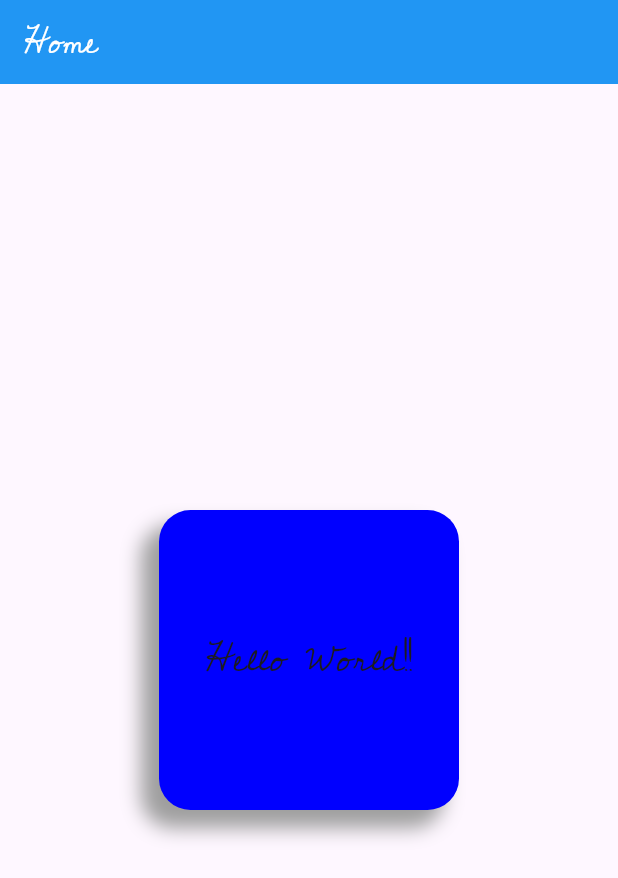
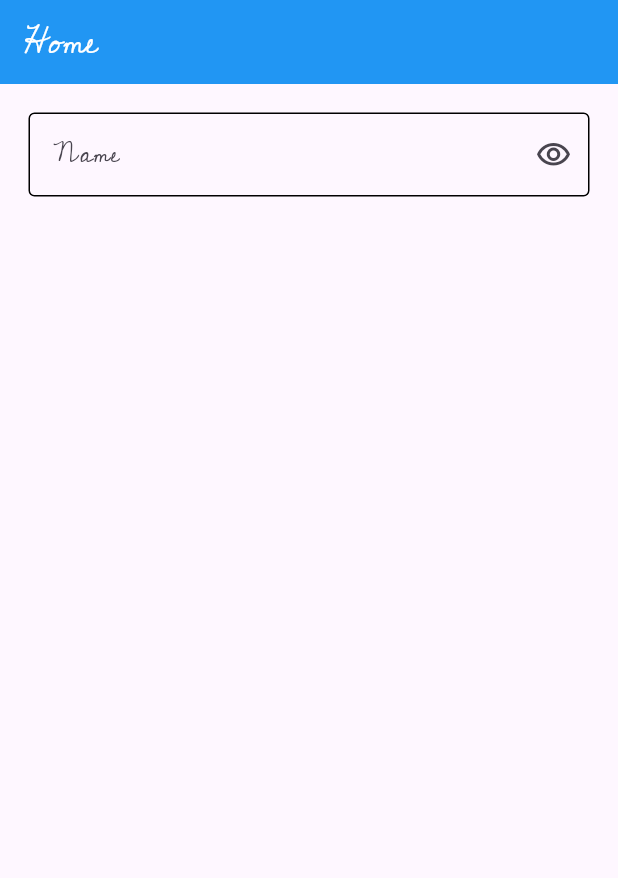
Before and after one commit to raunak2909/first_app_498, a Flutter app: the screen it shows after launch, on a phone screen of 412 x 824 dp. Shown: the top 878 px of the screen. Run offline on Flutter 3.47's test engine with Material 3 defaults, Android fonts, the phone set to English and light mode, and no system bars; our stand-ins replace google_fonts.

Commit message:
padding andT extfield

```diff
--- a/lib/home_page.dart
+++ b/lib/home_page.dart
@@ -1,43 +1,46 @@
-
-
 import 'package:flutter/material.dart';
 import 'package:google_fonts/google_fonts.dart';
 
-class HomePage extends StatelessWidget{
+class HomePage extends StatelessWidget {
+
+  TextEditingController nameController = TextEditingController();
 
   @override
   Widget build(BuildContext context) {
     return Scaffold(
       body: Align(
-        alignment: Alignment.center,
-        child: Container(
-          width: 200,
-          height: 200,
-          decoration: BoxDecoration(
-              color: Color(0xff0000ff),
-              borderRadius: BorderRadius.circular(21),
-              /*border: Border.all(
-                width: 21,
-                color: Colors.black.withAlpha(100),
-                strokeAlign: BorderSide.strokeAlignInside
-              ),*/
-              //shape: BoxShape.circle,
-              boxShadow: [
-                BoxShadow(
-                  color: Colors.grey,
-                  blurRadius: 11,
-                  spreadRadius: 1,
-                  offset: Offset(-11, 11)
-                )
-              ]
-          ),
-          child: Align(
-            alignment: Alignment.center,
-              child: Text("Hello World!!", style: TextStyle(
-                fontSize: 25
-              ),)
-          ),
-        ),
+        alignment: Alignment.topLeft,
+        child: Padding(
+          padding: EdgeInsets.all(11),
+          child: Padding(
+            padding: const EdgeInsets.all(8.0),
+            child: TextField(
+              controller: nameController,
+              onChanged: (value){
+                print(value);
+              },
+              obscureText: true,
+              //enabled: false,
+              obscuringCharacter: '*',
+              ///*, #, +
+              keyboardType: TextInputType.phone,
+              /// ., - ,
+              decoration: InputDecoration(
+                hintText: "Enter your name here..",
+                labelText: "Name",
+                /*prefixIcon: Icon(Icons.account_circle_outlined),
+                prefixText: "Mr./Miss   ",*/
+                suffixIcon: Icon(Icons.visibility_outlined),
+                suffixText: "@gmail.com",
+                border: OutlineInputBorder(),
+                enabledBorder: OutlineInputBorder(),
+                focusedBorder:  OutlineInputBorder(),
+                errorBorder:  OutlineInputBorder(),
+                focusedErrorBorder: OutlineInputBorder(),
+            ),
+                    ),
+          )
+      ),
       ),
       appBar: AppBar(
         backgroundColor: Colors.blue,
@@ -46,8 +49,173 @@ class HomePage extends StatelessWidget{
       ),
     );
   }
+}
 
-}
+
+// TextField(
+//                   enabled: false,
+//                   controller: nameController,
+//                   onChanged: (value){
+//                     print(value);
+//                   },
+//                   obscureText: true,
+//                   //enabled: false,
+//                   obscuringCharacter: '*',
+//                   ///*, #, +
+//                   keyboardType: TextInputType.phone,
+//                   /// ., - ,
+//                   decoration: InputDecoration(
+//                     border: UnderlineInputBorder(),
+//                     enabledBorder: OutlineInputBorder(
+//                       borderRadius: BorderRadius.circular(11),
+//                       borderSide: BorderSide(
+//                         color: Colors.orange,
+//                         width: 2
+//                       )
+//                     ),
+//                     focusedBorder:  UnderlineInputBorder(
+//                         borderRadius: BorderRadius.circular(21),
+//                         borderSide: BorderSide(
+//                             color: Colors.blue,
+//                             width: 4
+//                         )
+//                     ),
+//                     errorBorder:  UnderlineInputBorder(),
+//                     focusedErrorBorder: UnderlineInputBorder(),
+//                     disabledBorder: UnderlineInputBorder()
+//                 ),
+//                         ),
+
+/*
+* Container(
+          margin: EdgeInsets.only(top: 11, left: 11),
+          padding: EdgeInsets.symmetric(vertical: 11,horizontal: 21),
+            decoration: BoxDecoration(
+              color: Colors.amber
+            ),
+            child: Text('Hello World!!'))*/
+
+/*
+* ClipOval(
+          child: Image.network("https://m.media-amazon.com/images/M/MV5BMmU1YWU1NmMtMjAyMi00MjFiLWFmZmUtOTc1ZjI5ODkxYmQyXkEyXkFqcGc@._V1_.jpg",
+            width: 200,
+            height: 200,
+            fit: BoxFit.cover,),
+        )*/
+
+/*
+* ClipRRect(
+          borderRadius: BorderRadius.circular(100),
+          child: Image.network("https://m.media-amazon.com/images/M/MV5BMmU1YWU1NmMtMjAyMi00MjFiLWFmZmUtOTc1ZjI5ODkxYmQyXkEyXkFqcGc@._V1_.jpg",
+            width: 200,
+            height: 200,
+            fit: BoxFit.cover,),
+        )*/
+
+
+/*
+* Container(
+          width: 200,
+          height: 200,
+          decoration: BoxDecoration(
+            color: Colors.amber,
+            borderRadius: BorderRadius.circular(100),
+            ///shape: BoxShape.circle,
+            image: DecorationImage(
+              image: NetworkImage(
+                "https://m.media-amazon.com/images/M/MV5BMmU1YWU1NmMtMjAyMi00MjFiLWFmZmUtOTc1ZjI5ODkxYmQyXkEyXkFqcGc@._V1_.jpg",
+              ),
+              fit: BoxFit.cover
+            ),
+          ),
+        ),*/
+
+/*
+* Image.network(
+            "https://m.media-amazon.com/images/M/MV5BMmU1YWU1NmMtMjAyMi00MjFiLWFmZmUtOTc1ZjI5ODkxYmQyXkEyXkFqcGc@._V1_.jpg",
+            width: 200,
+            height: 200,
+            fit: BoxFit.cover,
+          ),*/
+
+/*Image.asset("assets/images/bg_batman.jpeg")*/
+
+/*
+* Container(
+          padding: EdgeInsets.all(7),
+            width: 70,
+            height: 70,
+            decoration: BoxDecoration(
+              color: Color(0xffD1BEFD),
+              borderRadius: BorderRadius.circular(21),
+              gradient: LinearGradient(
+                begin: Alignment.bottomLeft,
+                end: Alignment.topRight,
+                stops: [0, 0.1, 0.5, 1,],
+                colors: [
+                  Color(0xffFFDD55),
+                  Color(0xffFFDD55),
+                  Color(0xffFF543E),
+                  Color(0xffC837AB),
+                ],
+              ),
+              /*border: Border.all(
+                width: 21,
+                color: Colors.black.withAlpha(100),
+                strokeAlign: BorderSide.strokeAlignInside
+              ),*/
+              //shape: BoxShape.circle,
+              /*boxShadow: [
+                BoxShadow(
+                  color: Colors.grey,
+                  blurRadius: 11,
+                  spreadRadius: 1,
+                  offset: Offset(-11, 11)
+                )
+              ]*/
+            ),
+            child: Image.asset('assets/icons/ic_insta.png', width: 50, height: 50,)
+        ),*/
+
+///Container(
+//           width: 70,
+//           height: 70,
+//           decoration: BoxDecoration(
+//             color: Color(0xffD1BEFD),
+//             borderRadius: BorderRadius.circular(21),
+//             gradient: LinearGradient(
+//               begin: Alignment.bottomLeft,
+//               end: Alignment.topRight,
+//               stops: [0, 0.1, 0.5, 1,],
+//               colors: [
+//                 Color(0xffFFDD55),
+//                 Color(0xffFFDD55),
+//                 Color(0xffFF543E),
+//                 Color(0xffC837AB),
+//               ],
+//             ),
+//             /*border: Border.all(
+//                 width: 21,
+//                 color: Colors.black.withAlpha(100),
+//                 strokeAlign: BorderSide.strokeAlignInside
+//               ),*/
+//             //shape: BoxShape.circle,
+//             /*boxShadow: [
+//                 BoxShadow(
+//                   color: Colors.grey,
+//                   blurRadius: 11,
+//                   spreadRadius: 1,
+//                   offset: Offset(-11, 11)
+//                 )
+//               ]*/
+//           ),
+//           child: Icon(Icons.account_circle_outlined, color: Colors.white, size: 40,)
+//         )
+
+///Align(
+//             alignment: Alignment.center,
+//             child: Text("Hello World!!", style: TextStyle(fontSize: 25)),
+//           ),
 
 ///Align(
 //         alignment: Alignment(0, 0),
--- a/pubspec.yaml
+++ b/pubspec.yaml
@@ -59,8 +59,9 @@ flutter:
   uses-material-design: true
 
   # To add assets to your application, add an assets section, like this:
-  # assets:
-  #   - images/a_dot_burr.jpeg
+  assets:
+    - assets/icons/
+    - assets/images/
   #   - images/a_dot_ham.jpeg
 
   # An image asset can refer to one or more resolution-specific "variants", see
```
Also changed, not shown: assets/icons/ic_ball.png (added), assets/icons/ic_banner.png (added), assets/icons/ic_insta.png (added), assets/images/bg.jpeg (added), assets/images/bg_batman.jpeg (added).
